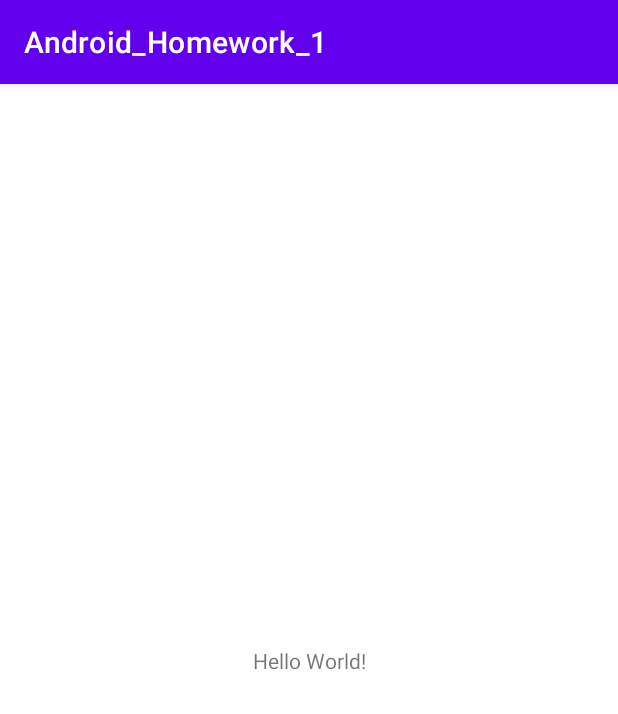
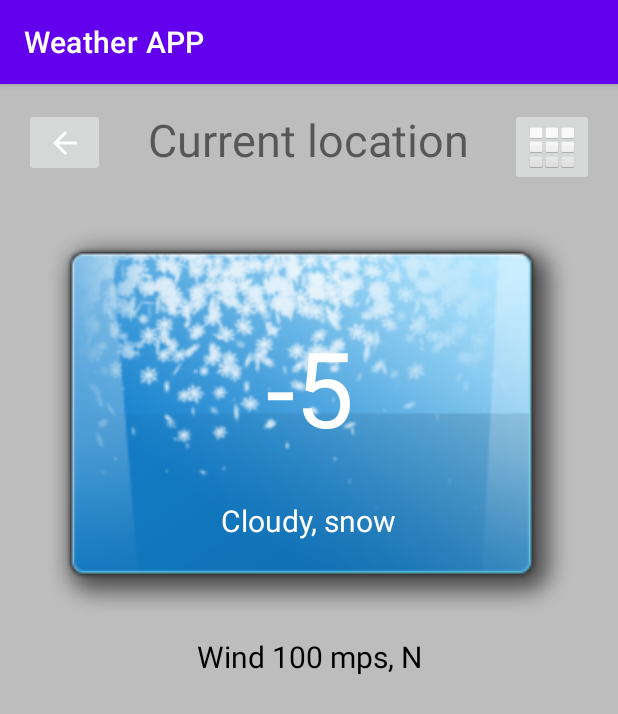
Before and after one commit to Flevertyapp/Android_Homework_1, an Android app: the screen it shows after launch (MainActivity), on a phone screen of 412 x 824 dp. Shown: the top 714 px of the screen. Run offline under Robolectric (Android 15) with nearby library versions, the phone set to English and light mode, and no system bars.

Commit message:
Основу набросал

```diff
--- a/app/src/main/res/layout/activity_main.xml
+++ b/app/src/main/res/layout/activity_main.xml
@@ -4,15 +4,105 @@
     xmlns:tools="http://schemas.android.com/tools"
     android:layout_width="match_parent"
     android:layout_height="match_parent"
-    tools:context=".MainActivity">
+    tools:context=".MainActivity"
+    android:background="@color/grey">
 
     <TextView
+        android:id="@+id/textViewLocation"
+        android:layout_width="230dp"
+        android:layout_height="46dp"
+        android:text="@string/current_location"
+        android:textSize="30sp"
+        android:textAlignment="center"
+        app:layout_constraintBottom_toBottomOf="parent"
+        app:layout_constraintEnd_toEndOf="parent"
+        app:layout_constraintHorizontal_bias="0.497"
+        app:layout_constraintStart_toStartOf="parent"
+        app:layout_constraintTop_toTopOf="parent"
+        app:layout_constraintVertical_bias="0.023" />
+
+    <ImageButton
+        android:id="@+id/imageButtonMenu"
         android:layout_width="wrap_content"
         android:layout_height="wrap_content"
-        android:text="Hello World!"
+        android:layout_marginStart="19dp"
+        android:layout_marginTop="16dp"
+        android:layout_marginEnd="16dp"
+        android:contentDescription="@string/menu_button"
+        app:layout_constraintEnd_toEndOf="parent"
+        app:layout_constraintTop_toTopOf="parent"
+        app:srcCompat="@android:drawable/ic_dialog_dialer" />
+
+    <ImageButton
+        android:id="@+id/imageButtonChangeLocation"
+        android:layout_width="54dp"
+        android:layout_height="46dp"
+        android:layout_marginStart="16dp"
+        android:layout_marginTop="16dp"
+        android:layout_marginEnd="20dp"
+        android:contentDescription="@string/change_location_button"
+        app:layout_constraintStart_toStartOf="parent"
+        app:layout_constraintTop_toTopOf="parent"
+        app:srcCompat="@drawable/abc_vector_test" />
+
+    <ImageView
+        android:id="@+id/imageView"
+        android:layout_width="355dp"
+        android:layout_height="258dp"
         app:layout_constraintBottom_toBottomOf="parent"
-        app:layout_constraintLeft_toLeftOf="parent"
-        app:layout_constraintRight_toRightOf="parent"
-        app:layout_constraintTop_toTopOf="parent" />
+        app:layout_constraintEnd_toEndOf="parent"
+        app:layout_constraintStart_toStartOf="parent"
+        app:layout_constraintTop_toTopOf="parent"
+        app:layout_constraintVertical_bias="0.188"
+        app:srcCompat="@drawable/undocked_blue_snow"
+        tools:ignore="contentDescription" />  <!--так описание корректно убирается???-->
+
+
+    <TextView
+        android:id="@+id/textViewTemperature"
+        android:layout_width="wrap_content"
+        android:layout_height="wrap_content"
+        android:layout_marginStart="144dp"
+        android:layout_marginTop="59dp"
+        android:layout_marginEnd="144dp"
+        android:layout_marginBottom="105dp"
+        android:gravity="center_horizontal"
+        android:text="@string/temperature"
+        android:textColor="@color/white"
+        android:textSize="70sp"
+        app:layout_constraintBottom_toBottomOf="@+id/imageView"
+        app:layout_constraintEnd_toEndOf="@+id/imageView"
+        app:layout_constraintStart_toStartOf="@+id/imageView"
+        app:layout_constraintTop_toTopOf="@+id/imageView" />
+
+    <TextView
+        android:id="@+id/textViewPrecipitation"
+        android:layout_width="wrap_content"
+        android:layout_height="wrap_content"
+        android:layout_marginStart="135dp"
+        android:layout_marginTop="185dp"
+        android:layout_marginEnd="136dp"
+        android:layout_marginBottom="54dp"
+        android:text="@string/precipitation"
+        android:textColor="@color/white"
+        android:textSize="20sp"
+        app:layout_constraintBottom_toBottomOf="@+id/imageView"
+        app:layout_constraintEnd_toEndOf="@+id/imageView"
+        app:layout_constraintStart_toStartOf="@+id/imageView"
+        app:layout_constraintTop_toTopOf="@+id/imageView" />
+
+    <TextView
+        android:id="@+id/textViewWind"
+        android:layout_width="wrap_content"
+        android:layout_height="wrap_content"
+        android:layout_marginTop="14dp"
+        android:text="@string/wind"
+        app:layout_constraintBottom_toBottomOf="parent"
+        app:layout_constraintEnd_toEndOf="parent"
+        app:layout_constraintStart_toStartOf="parent"
+        app:layout_constraintTop_toBottomOf="@+id/imageView"
+        app:layout_constraintVertical_bias="0.0"
+        android:textColor="@color/black"
+        android:textSize="20sp"/>
 
 </androidx.constraintlayout.widget.ConstraintLayout>
--- a/app/src/main/res/values/colors.xml
+++ b/app/src/main/res/values/colors.xml
@@ -7,4 +7,5 @@
     <color name="teal_700">#FF018786</color>
     <color name="black">#FF000000</color>
     <color name="white">#FFFFFFFF</color>
+    <color name="grey">#bdbdbd</color>
 </resources>
--- a/app/src/main/res/values/strings.xml
+++ b/app/src/main/res/values/strings.xml
@@ -1,3 +1,9 @@
 <resources>
-    <string name="app_name">Android_Homework_1</string>
+    <string name="app_name">Weather APP</string>
+    <string name="current_location">Current location</string>
+    <string name="menu_button">Menu button</string>
+    <string name="change_location_button">Change Location Button</string>
+    <string name="temperature">-5</string>
+    <string name="precipitation">Cloudy, snow</string>
+    <string name="wind">Wind 100 mps, N</string>
 </resources>
```
Also changed, not shown: app/src/main/res/drawable/undocked_blue_snow.png (added), app/src/main/res/drawable/undocked_blue_sun.png (added), app/src/main/res/drawable/undocked_blue_windy.png (added), 1 other file.
